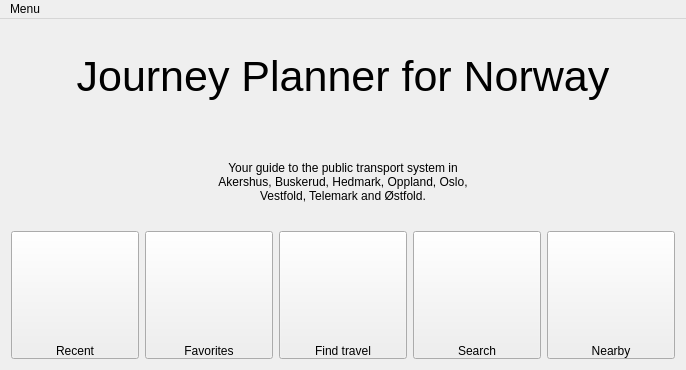
Above: trafikantenwindow.ui from dragly/trafikanten-maemo before the change. Below: the same form after it.
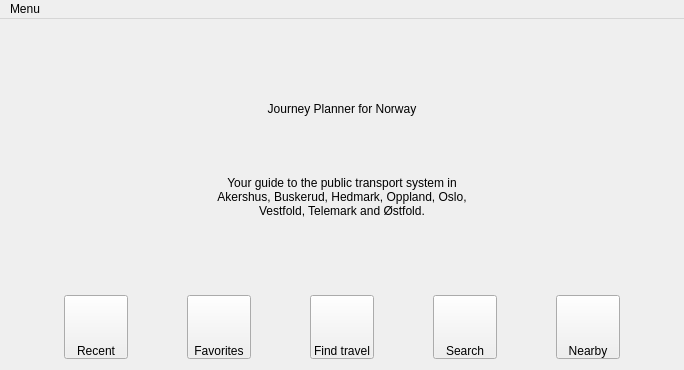
That is the form after the change. Icons and pictures are not drawn.

```diff
--- a/trafikantenwindow.ui
+++ b/trafikantenwindow.ui
@@ -33,11 +33,6 @@
     </item>
     <item>
      <widget class="QLabel" name="label_2">
-      <property name="font">
-       <font>
-        <pointsize>32</pointsize>
-       </font>
-      </property>
       <property name="text">
        <string>Journey Planner for Norway</string>
       </property>
@@ -214,16 +209,22 @@
        <widget class="QPushButton" name="btnRecent">
         <property name="minimumSize">
          <size>
-          <width>128</width>
-          <height>128</height>
+          <width>64</width>
+          <height>64</height>
          </size>
         </property>
         <property name="maximumSize">
          <size>
-          <width>128</width>
-          <height>128</height>
+          <width>64</width>
+          <height>64</height>
          </size>
         </property>
+        <property name="font">
+         <font>
+          <weight>50</weight>
+          <bold>false</bold>
+         </font>
+        </property>
         <property name="styleSheet">
          <string notr="true">QPushButton {
 border-image: url(:/images/recent.png);
@@ -242,16 +243,22 @@
        <widget class="QPushButton" name="btnFavorites">
         <property name="minimumSize">
          <size>
-          <width>128</width>
-          <height>128</height>
+          <width>64</width>
+          <height>64</height>
          </size>
         </property>
         <property name="maximumSize">
          <size>
-          <width>128</width>
-          <height>128</height>
+          <width>64</width>
+          <height>64</height>
          </size>
         </property>
+        <property name="font">
+         <font>
+          <weight>50</weight>
+          <bold>false</bold>
+         </font>
+        </property>
         <property name="styleSheet">
          <string notr="true">QPushButton {
 border-image: url(:/images/favorites.png);
@@ -270,16 +277,22 @@
        <widget class="QPushButton" name="btnRouting">
         <property name="minimumSize">
          <size>
-          <width>128</width>
-          <height>128</height>
+          <width>64</width>
+          <height>64</height>
          </size>
         </property>
         <property name="maximumSize">
          <size>
-          <width>128</width>
-          <height>128</height>
+          <width>64</width>
+          <height>64</height>
          </size>
         </property>
+        <property name="font">
+         <font>
+          <weight>50</weight>
+          <bold>false</bold>
+         </font>
+        </property>
         <property name="styleSheet">
          <string notr="true">QPushButton {
 border-image: url(:/images/route.png);
@@ -298,16 +311,22 @@
        <widget class="QPushButton" name="btnSearch">
         <property name="minimumSize">
          <size>
-          <width>128</width>
-          <height>128</height>
+          <width>64</width>
+          <height>64</height>
          </size>
         </property>
         <property name="maximumSize">
          <size>
-          <width>128</width>
-          <height>128</height>
+          <width>64</width>
+          <height>64</height>
          </size>
         </property>
+        <property name="font">
+         <font>
+          <weight>50</weight>
+          <bold>false</bold>
+         </font>
+        </property>
         <property name="styleSheet">
          <string notr="true">QPushButton {
 border-image: url(:/images/search.png);
@@ -326,16 +345,22 @@
        <widget class="QPushButton" name="btnNearby">
         <property name="minimumSize">
          <size>
-          <width>128</width>
-          <height>128</height>
+          <width>64</width>
+          <height>64</height>
          </size>
         </property>
         <property name="maximumSize">
          <size>
-          <width>128</width>
-          <height>128</height>
+          <width>64</width>
+          <height>64</height>
          </size>
         </property>
+        <property name="font">
+         <font>
+          <weight>50</weight>
+          <bold>false</bold>
+         </font>
+        </property>
         <property name="styleSheet">
          <string notr="true">QPushButton {
 border-image: url(:/images/gps.png);
@@ -360,7 +385,7 @@
      <x>0</x>
      <y>0</y>
      <width>684</width>
-     <height>19</height>
+     <height>21</height>
     </rect>
    </property>
    <widget class="QMenu" name="menuMenu">
```
